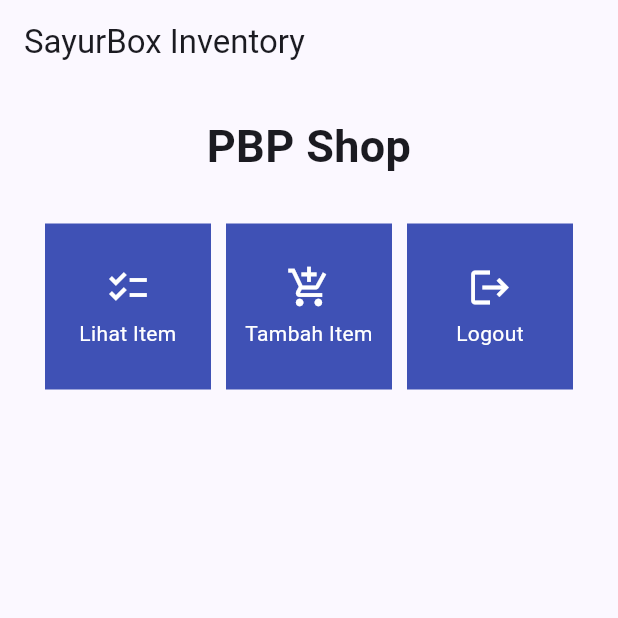
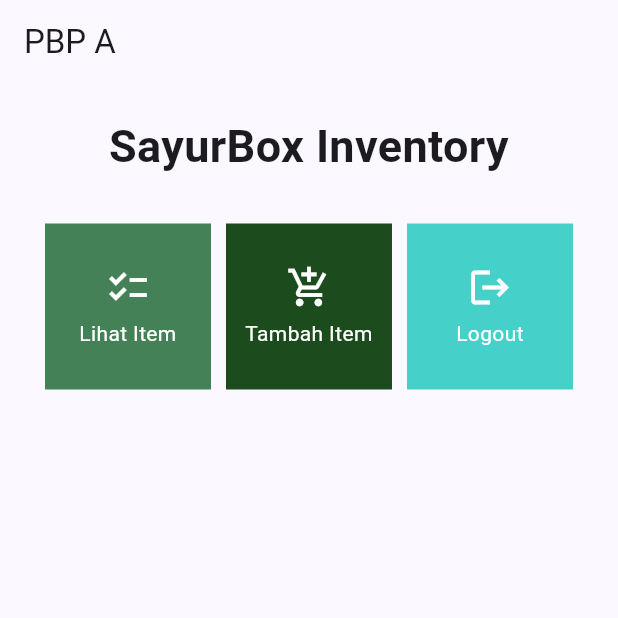
Before and after one commit to marchelinaanjani2/sayurbox-inventory-mobile, a Flutter app: the screen it shows after launch, on a phone screen of 412 x 824 dp, the top half of it. Run offline on Flutter 3.47's test engine with Material 2 defaults, Android fonts, the phone set to English and light mode, and no system bars.

Commit message:
Tugas 7 update

```diff
--- a/lib/menu.dart
+++ b/lib/menu.dart
@@ -4,9 +4,10 @@ class MyHomePage extends StatelessWidget {
   MyHomePage({Key? key}) : super(key: key);
 
   final List<ShopItem> items = [
-    ShopItem("Lihat Item", Icons.checklist),
-    ShopItem("Tambah Item", Icons.add_shopping_cart),
-    ShopItem("Logout", Icons.logout),
+    ShopItem("Lihat Item", Icons.checklist, Color.fromARGB(255, 69, 129, 86)),
+    ShopItem("Tambah Item", Icons.add_shopping_cart,
+        Color.fromARGB(255, 28, 75, 29)),
+    ShopItem("Logout", Icons.logout, Color.fromARGB(255, 69, 208, 201)),
   ];
 
   @override
@@ -14,7 +15,7 @@ class MyHomePage extends StatelessWidget {
     return Scaffold(
       appBar: AppBar(
         title: const Text(
-          'SayurBox Inventory',
+          'PBP A',
         ),
       ),
       body: SingleChildScrollView(
@@ -28,7 +29,7 @@ class MyHomePage extends StatelessWidget {
                 padding: EdgeInsets.only(top: 10.0, bottom: 10.0),
                 // Widget Text untuk menampilkan tulisan dengan alignment center dan style yang sesuai
                 child: Text(
-                  'PBP Shop', // Text yang menandakan toko
+                  'SayurBox Inventory', // Text yang menandakan toko
                   textAlign: TextAlign.center,
                   style: TextStyle(
                     fontSize: 30,
@@ -61,30 +62,29 @@ class MyHomePage extends StatelessWidget {
 class ShopItem {
   final String name;
   final IconData icon;
+  final Color color; // Menambah properti warna
 
-  ShopItem(this.name, this.icon);
+  ShopItem(this.name, this.icon, this.color);
 }
 
 class ShopCard extends StatelessWidget {
   final ShopItem item;
 
-  const ShopCard(this.item, {super.key}); // Constructor
+  const ShopCard(this.item, {Key? key}) : super(key: key);
 
   @override
   Widget build(BuildContext context) {
     return Material(
-      color: Colors.indigo,
+      color: item.color, // Menggunakan warna dari objek ShopItem
       child: InkWell(
-        // Area responsive terhadap sentuhan
         onTap: () {
-          // Memunculkan SnackBar ketika diklik
           ScaffoldMessenger.of(context)
             ..hideCurrentSnackBar()
             ..showSnackBar(SnackBar(
-                content: Text("Kamu telah menekan tombol ${item.name}!")));
+              content: Text("Kamu telah menekan tombol ${item.name}!"),
+            ));
         },
         child: Container(
-          // Container untuk menyimpan Icon dan Text
           padding: const EdgeInsets.all(8),
           child: Center(
             child: Column(
```
